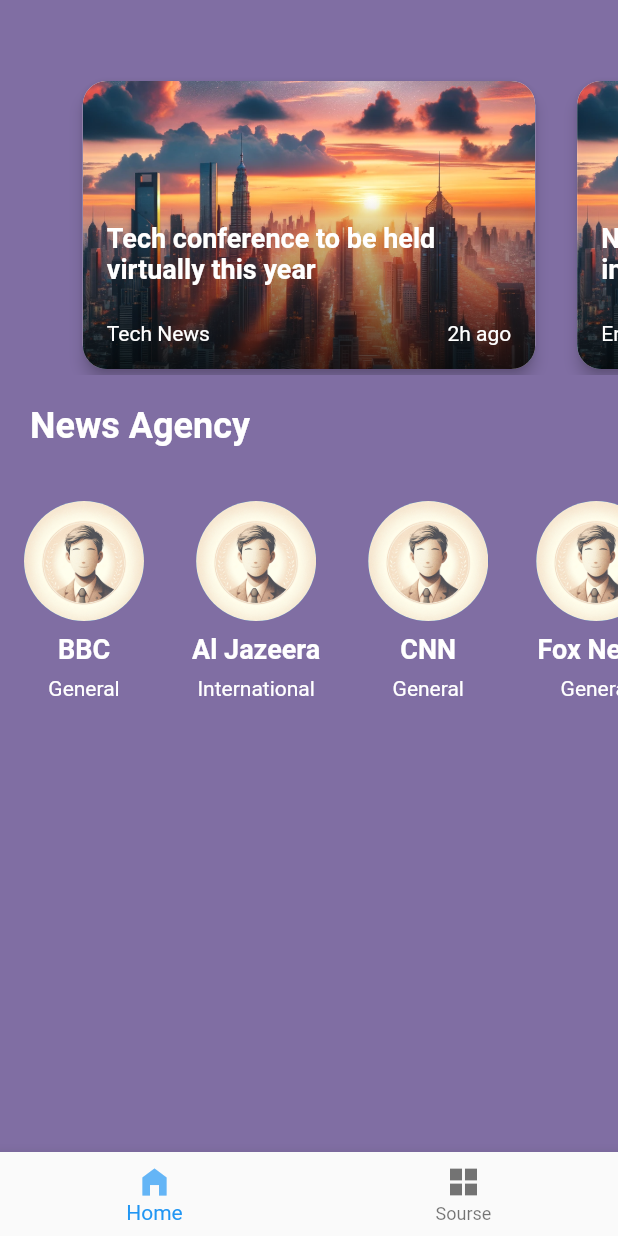
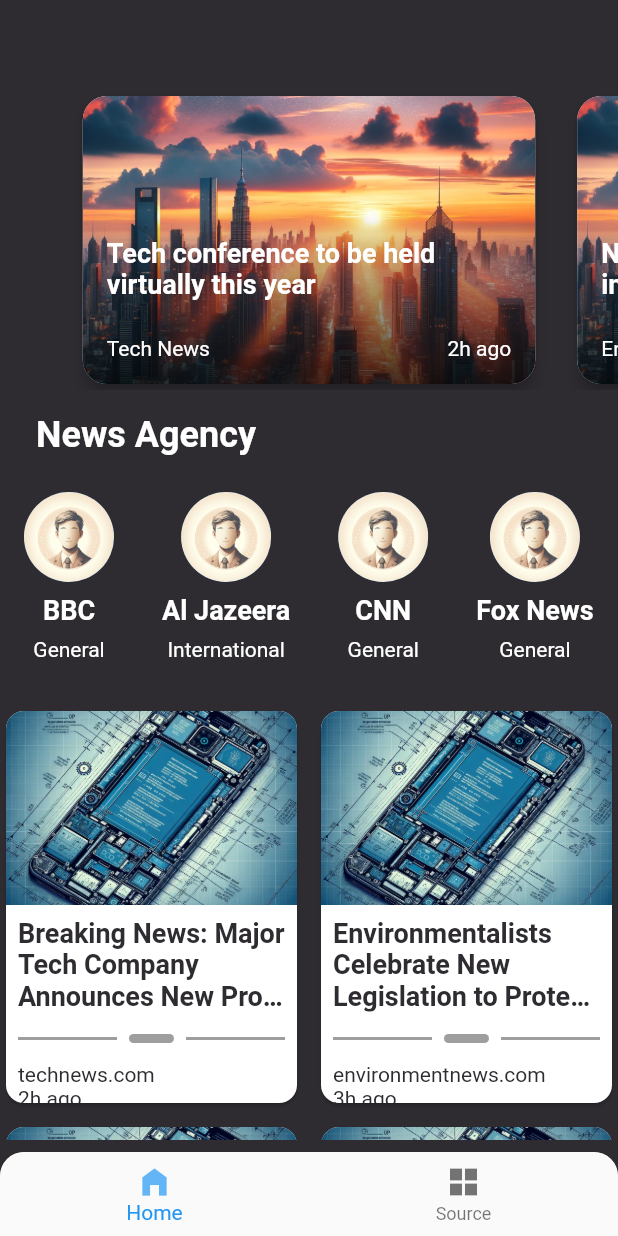
Before and after one commit to TotKto77/flutter_app_tasc, a Flutter app: the screen it shows after launch, on a phone screen of 412 x 824 dp. Run offline on Flutter 3.47's test engine with Material 2 defaults, Android fonts, the phone set to English and light mode, and no system bars.

Commit message:
15.11.23

```diff
--- a/lib/common/app_assets/app_assets.dart
+++ b/lib/common/app_assets/app_assets.dart
@@ -7,6 +7,7 @@ class _Images {
   const _Images();
   final String standardNwes = 'assets/images/bitmap/basic1.png';
   final String standardLogo = 'assets/images/bitmap/logo.png';
+  final String standardHot = 'assets/images/bitmap/hotnwes.png';
 }
 
 class _Svg {
--- a/lib/common/app_assets/app_colors.dart
+++ b/lib/common/app_assets/app_colors.dart
@@ -2,7 +2,7 @@ import 'dart:ui';
 import 'package:flutter/material.dart';
 
 class AppClor {
-  static const background = Color.fromARGB(255, 128, 110, 163);
+  static const background = Color.fromARGB(255, 46, 44, 49);
 }
 
 class AppStyleText {
@@ -26,4 +26,15 @@ class AppStyleText {
     fontWeight: FontWeight.w400,
     color: Colors.white,
   );
+  static const comentGredText = TextStyle(
+    fontSize: 14.0,
+    fontWeight: FontWeight.w400,
+    color: AppClor.background,
+  );
+  static const titleGredText = TextStyle(
+    fontSize: 18.0,
+    fontWeight: FontWeight.bold,
+    color: AppClor.background,
+    overflow: TextOverflow.ellipsis,
+  );
 }
--- a/lib/common/widgets/navigator.dart
+++ b/lib/common/widgets/navigator.dart
@@ -25,12 +25,36 @@ class _MyBottomNavigatioState extends State<MyBottomNavigation> {
   @override
   Widget build(BuildContext context) {
     return Scaffold(
-      body: SizedBox(
-        child: _widgetOptions[_selectedPage],
+      body: _widgetOptions[_selectedPage],
+      bottomNavigationBar: ClipRRect(
+        borderRadius: BorderRadius.only(
+          topLeft: Radius.circular(16),
+          topRight: Radius.circular(16),
         ),
-      bottomNavigationBar: BottomNavigationBar(
+        child: BottomAppBar(
+          color: Colors.transparent,
+          elevation: 0,
+          child: Container(
+            height: kBottomNavigationBarHeight,
+            decoration: BoxDecoration(
+              color: Colors.white,
+              borderRadius: BorderRadius.only(
+                topLeft: Radius.circular(16),
+                topRight: Radius.circular(16),
+              ),
+              boxShadow: [
+                BoxShadow(
+                  color: Colors.black.withOpacity(0.5),
+                  spreadRadius: 0,
+                  blurRadius: 6,
+                  offset: Offset(0, 2), // Уменьшите offset, чтобы поднять тень
+                ),
+              ],
+            ),
+            child: BottomNavigationBar(
               type: BottomNavigationBarType.fixed,
               currentIndex: _selectedPage,
+              onTap: onSelectPage,
               items: [
                 BottomNavigationBarItem(
                   icon: const SizedBox(
@@ -58,10 +82,12 @@ class _MyBottomNavigatioState extends State<MyBottomNavigation> {
                       color: Colors.blue[300],
                     ),
                   ),
-            label: "Sourse",
+                  label: "Source",
                 ),
               ],
-        onTap: onSelectPage,
+            ),
+          ),
+        ),
       ),
     );
   }
--- /dev/null
+++ b/lib/logic/models/models_nwes_hot.dart
@@ -0,0 +1,137 @@
+import 'package:flutter_app_tasc/common/app_assets/app_assets.dart';
+
+class HotNewsModel {
+  final String assetImagePath;
+  final String title;
+  final String sourceWebsite;
+  final String publicationTime;
+
+  HotNewsModel({
+    required this.assetImagePath,
+    required this.title,
+    required this.sourceWebsite,
+    required this.publicationTime,
+  });
+  static List<HotNewsModel> staticNewsList = [
+    HotNewsModel(
+      title: 'Breaking News: Major Tech Company Announces New Product Line',
+      assetImagePath: AppAssets.images.standardHot,
+      sourceWebsite: 'technews.com',
+      publicationTime: '2h ago',
+    ),
+    HotNewsModel(
+      title: 'Environmentalists Celebrate New Legislation to Protect Wildlife',
+      assetImagePath: AppAssets.images.standardHot,
+      sourceWebsite: 'environmentnews.com',
+      publicationTime: '3h ago',
+    ),
+    HotNewsModel(
+      title: 'Local Sports Team Wins Championship in Overtime Thriller',
+      assetImagePath: AppAssets.images.standardHot,
+      sourceWebsite: 'sportsnews.com',
+      publicationTime: '5h ago',
+    ),
+    HotNewsModel(
+      title: 'Acclaimed Author Releases Highly Anticipated Novel',
+      assetImagePath: AppAssets.images.standardHot,
+      sourceWebsite: 'culturenews.com',
+      publicationTime: '40h ago',
+    ),
+    HotNewsModel(
+      title: 'New Scientific Discovery Promises to Change the World',
+      assetImagePath: AppAssets.images.standardHot,
+      sourceWebsite: 'sciencenews.com',
+      publicationTime: '1d ago',
+    ),
+    HotNewsModel(
+      title: 'Global Economy Shows Signs of Recovery After Recession',
+      assetImagePath: AppAssets.images.standardHot,
+      sourceWebsite: 'economicsnews.com',
+      publicationTime: '2d ago',
+    ),
+    HotNewsModel(
+      title: 'Movie Industry Prepares for Awards Season',
+      assetImagePath: AppAssets.images.standardHot,
+      sourceWebsite: 'entertainmentnews.com',
+      publicationTime: '3d ago',
+    ),
+    HotNewsModel(
+      title: 'Health Experts Offer Tips for Staying Fit and Healthy',
+      assetImagePath: AppAssets.images.standardHot,
+      sourceWebsite: 'healthnews.com',
+      publicationTime: '4d ago',
+    ),
+    HotNewsModel(
+      title: 'Space Exploration: New Mission to Mars Launches Successfully',
+      assetImagePath: AppAssets.images.standardHot,
+      sourceWebsite: 'spacenews.com',
+      publicationTime: '5d ago',
+    ),
+    HotNewsModel(
+      title: 'Latest Fashion Trends: What to Wear This Season',
+      assetImagePath: AppAssets.images.standardHot,
+      sourceWebsite: 'fashionnews.com',
+      publicationTime: '6d ago',
+    ),
+    HotNewsModel(
+      title: 'Foodies Rejoice: New Restaurant Opens in the City',
+      assetImagePath: AppAssets.images.standardHot,
+      sourceWebsite: 'foodnews.com',
+      publicationTime: '1w ago',
+    ),
+    HotNewsModel(
+      title: 'Tech Innovations: A Look at the Future of Gadgets',
+      assetImagePath: AppAssets.images.standardHot,
+      sourceWebsite: 'technews.com',
+      publicationTime: '2w ago',
+    ),
+    HotNewsModel(
+      title: 'Music Lovers Unite: Upcoming Music Festival Lineup Revealed',
+      assetImagePath: AppAssets.images.standardHot,
+      sourceWebsite: 'musicnews.com',
+      publicationTime: '2w ago',
+    ),
+    HotNewsModel(
+      title: 'Education Matters: New Initiatives Aim to Improve Schools',
+      assetImagePath: AppAssets.images.standardHot,
+      sourceWebsite: 'educationnews.com',
+      publicationTime: '3w ago',
+    ),
+    HotNewsModel(
+      title: 'Travel Enthusiasts: Discover the Hidden Gems of the World',
+      assetImagePath: AppAssets.images.standardHot,
+      sourceWebsite: 'travelnews.com',
+      publicationTime: '3w ago',
+    ),
+    HotNewsModel(
+      title: 'Business World: Insights from Top CEOs and Entrepreneurs',
+      assetImagePath: AppAssets.images.standardHot,
+      sourceWebsite: 'businessnews.com',
+      publicationTime: '4w ago',
+    ),
+    HotNewsModel(
+      title: 'New Video Game Release: Gamers Await Exciting Adventures',
+      assetImagePath: AppAssets.images.standardHot,
+      sourceWebsite: 'gamingnews.com',
+      publicationTime: '4w ago',
+    ),
+    HotNewsModel(
+      title: 'Environmental Initiatives: Companies Commit to Sustainability',
+      assetImagePath: AppAssets.images.standardHot,
+      sourceWebsite: 'environmentnews.com',
+      publicationTime: '5w ago',
+    ),
+    HotNewsModel(
+      title: 'Sports Fans Rejoice: Championship Matches Set to Thrill',
+      assetImagePath: AppAssets.images.standardHot,
+      sourceWebsite: 'sportsnews.com',
+      publicationTime: '5w ago',
+    ),
+    HotNewsModel(
+      title: 'Cultural Highlights: Art, Music, and Theater Events in the City',
+      assetImagePath: AppAssets.images.standardHot,
+      sourceWebsite: 'culturenews.com',
+      publicationTime: '6w ago',
+    ),
+  ];
+}
--- /dev/null
+++ b/lib/screens/home_sceen/components/expandable_grid_view.dart
@@ -0,0 +1,52 @@
+import 'package:flutter/material.dart';
+import 'swipe_area_widget.dart';
+
+class ExpandableGridView extends StatefulWidget {
+  final Widget gridViewWidget;
+  final double collapsedHeight;
+  final double expandedHeight;
+
+  ExpandableGridView({
+    required this.gridViewWidget,
+    this.collapsedHeight = 300.0,
+    required this.expandedHeight,
+  });
+
+  @override
+  _ExpandableGridViewState createState() => _ExpandableGridViewState();
+}
+
+class _ExpandableGridViewState extends State<ExpandableGridView> {
+  bool isExpanded = false;
+
+  void _toggleExpanded() {
+    setState(() {
+      isExpanded = !isExpanded;
+    });
+  }
+
+  @override
+  Widget build(BuildContext context) {
+    return Stack(
+      children: [
+        AnimatedPositioned(
+          duration: Duration(milliseconds: 300),
+          bottom: 0,
+          left: 0,
+          right: 0,
+          height: isExpanded ? widget.expandedHeight : widget.collapsedHeight,
+          child: widget.gridViewWidget,
+        ),
+        Positioned(
+          top:
+              isExpanded ? 0 : (widget.expandedHeight - widget.collapsedHeight),
+          left: 0,
+          right: 0,
+          child: SwipeAreaWidget(
+            onSwipeUp: _toggleExpanded,
+          ),
+        ),
+      ],
+    );
+  }
+}
--- /dev/null
+++ b/lib/screens/home_sceen/components/greed_of_hot_nwes.dart
@@ -0,0 +1,107 @@
+import 'package:flutter/material.dart';
+import 'package:flutter_app_tasc/common/app_assets/app_colors.dart';
+import 'package:flutter_app_tasc/logic/models/models_nwes_hot.dart';
+
+class GridHotNews extends StatelessWidget {
+  const GridHotNews({super.key});
+
+  @override
+  Widget build(BuildContext context) {
+    return Container(
+      alignment: Alignment.bottomCenter,
+      padding: const EdgeInsets.symmetric(vertical: 8),
+      // height: 400,
+      child: GridView.builder(
+        gridDelegate: SliverGridDelegateWithFixedCrossAxisCount(
+          crossAxisCount: 2,
+          crossAxisSpacing: 8.0,
+          mainAxisSpacing: 8.0,
+          // Соотношение сторон карточек
+          childAspectRatio: (MediaQuery.of(context).size.width /
+              (MediaQuery.of(context).size.height / 1.5)),
+        ),
+        itemCount: HotNewsModel.staticNewsList.length,
+        itemBuilder: (context, index) {
+          HotNewsModel news = HotNewsModel.staticNewsList[index];
+          return Card(
+            clipBehavior: Clip.antiAlias,
+            shape:
+                RoundedRectangleBorder(borderRadius: BorderRadius.circular(12)),
+            child: Column(
+              crossAxisAlignment: CrossAxisAlignment.start,
+              children: <Widget>[
+                AspectRatio(
+                  aspectRatio: 1.5, // Соотношение сторон изображения
+                  child: Image.asset(
+                    news.assetImagePath,
+                    fit: BoxFit.cover,
+                  ),
+                ),
+                Container(
+                  alignment: Alignment.bottomCenter,
+                  padding: const EdgeInsets.all(8.0),
+                  child: Column(
+                    crossAxisAlignment: CrossAxisAlignment.start,
+                    children: <Widget>[
+                      Text(
+                        news.title,
+                        style: AppStyleText.titleGredText,
+                        maxLines: 3,
+                      ),
+                      CustomDividerWithDot(),
+                      SizedBox(height: 8),
+                      Text(
+                        news.sourceWebsite,
+                        style: AppStyleText.comentGredText,
+                      ),
+                      Text(
+                        news.publicationTime,
+                        style: AppStyleText.comentGredText,
+                      ),
+                    ],
+                  ),
+                ),
+              ],
+            ),
+          );
+        },
+      ),
+    );
+  }
+}
+
+class CustomDividerWithDot extends StatelessWidget {
+  const CustomDividerWithDot({super.key});
+
+  @override
+  Widget build(BuildContext context) {
+    return Padding(
+      padding: const EdgeInsets.only(top: 10),
+      child: Row(
+        children: [
+          const Expanded(
+            child: Divider(
+              color: Colors.grey,
+              thickness: 2,
+            ),
+          ),
+          Container(
+            height: 6,
+            width: 30,
+            decoration: BoxDecoration(
+              color: Colors.grey,
+              borderRadius: BorderRadius.circular(10),
+            ),
+            margin: const EdgeInsets.symmetric(horizontal: 8),
+          ),
+          const Expanded(
+            child: Divider(
+              color: Colors.grey,
+              thickness: 2,
+            ),
+          ),
+        ],
+      ),
+    );
+  }
+}
--- a/lib/screens/home_sceen/components/listofagency.dart
+++ b/lib/screens/home_sceen/components/list_of_agency.dart
@@ -12,7 +12,7 @@ class TopChannelsWidget extends StatelessWidget {
         AgencyModel.staticAgencyList.sublist(0, 10);
 
     return SizedBox(
-      height: 180, // Высота контейнера, чтобы вместить изображения и текст
+      height: 150, // Высота контейнера, чтобы вместить изображения и текст
       child: ListView.builder(
         scrollDirection: Axis.horizontal,
         itemCount: topAgencies.length + 1, // +1 для кнопки "More"
@@ -27,7 +27,7 @@ class TopChannelsWidget extends StatelessWidget {
                 children: [
                   CircleAvatar(
                     backgroundImage: AssetImage(topAgencies[index].imageUrl),
-                    radius: 40,
+                    radius: 30,
                   ),
                   const SizedBox(height: 8),
                   Text(topAgencies[index].name, style: AppStyleText.titleText),
@@ -37,9 +37,8 @@ class TopChannelsWidget extends StatelessWidget {
               ),
             );
           } else {
-            return Expanded(
-              child: Container(
-                padding: EdgeInsets.only(right: 24),
+            return Container(
+              padding: const EdgeInsets.only(right: 24),
               alignment: Alignment.center,
               child: IconButton(
                 icon: const Icon(
@@ -52,7 +51,6 @@ class TopChannelsWidget extends StatelessWidget {
                   MaterialPageRoute(builder: (context) => SuorceScreen()),
                 ),
               ),
-              ),
             );
           }
         },
--- /dev/null
+++ b/lib/screens/home_sceen/components/swipe_area_widget.dart
@@ -0,0 +1,28 @@
+import 'package:flutter/material.dart';
+import 'package:flutter_app_tasc/common/app_assets/app_colors.dart';
+
+class SwipeAreaWidget extends StatelessWidget {
+  final VoidCallback onSwipeUp;
+
+  const SwipeAreaWidget({Key? key, required this.onSwipeUp}) : super(key: key);
+
+  @override
+  Widget build(BuildContext context) {
+    return GestureDetector(
+      onVerticalDragUpdate: (details) {
+        if (details.primaryDelta != null && details.primaryDelta! < 0) {
+          onSwipeUp();
+        }
+      },
+      child: Container(
+        alignment: Alignment.topLeft,
+        padding: const EdgeInsets.fromLTRB(24, 0, 24, 8),
+        child: const Text(
+          'Hot Nwes Swipe up to expand', // Или любой другой элемент, который вы хотите показать
+          style: AppStyleText.mainText,
+          textAlign: TextAlign.left,
+        ),
+      ),
+    );
+  }
+}
--- a/lib/screens/home_sceen/home_screen.dart
+++ b/lib/screens/home_sceen/home_screen.dart
@@ -1,7 +1,9 @@
 import 'package:flutter/material.dart';
 import 'package:flutter_app_tasc/common/app_assets/app_colors.dart';
-import 'package:flutter_app_tasc/screens/home_sceen/components/listofagency.dart';
-import 'package:flutter_app_tasc/screens/home_sceen/components/mylistview.dart';
+import 'package:flutter_app_tasc/screens/home_sceen/components/expandable_grid_view.dart';
+import 'package:flutter_app_tasc/screens/home_sceen/components/greed_of_hot_nwes.dart';
+import 'package:flutter_app_tasc/screens/home_sceen/components/list_of_agency.dart';
+import 'package:flutter_app_tasc/screens/home_sceen/components/my_list_view.dart';
 
 class HomeScreen extends StatelessWidget {
   const HomeScreen({super.key});
@@ -11,18 +13,23 @@ class HomeScreen extends StatelessWidget {
     return Scaffold(
         body: Column(
       children: [
-        const SizedBox(height: 50),
+        const SizedBox(height: 60),
         const NewsListWidget(),
         Container(
           alignment: Alignment.topLeft,
-          padding: const EdgeInsets.all(20),
+          padding: const EdgeInsets.fromLTRB(24, 16, 25, 8),
           child: const Text(
             "News Agency",
             style: AppStyleText.mainText,
             textAlign: TextAlign.left,
           ),
         ),
-        TopChannelsWidget(),
+        const TopChannelsWidget(),
+        // ExpandableGridView(
+        //   gridViewWidget: GridHotNews(), // Теперь вы передаете GridHotNews
+        //   expandedHeight: MediaQuery.of(context).size.height,
+        // ),
+        const Expanded(child: GridHotNews()),
       ],
     ));
   }
```
Also changed, not shown: assets/images/bitmap/hotnwes.png (added), lib/screens/home_sceen/components/my_list_view.dart (renamed from lib/screens/home_sceen/components/mylistview.dart). Lines whose indentation alone changed are shown as unchanged.
